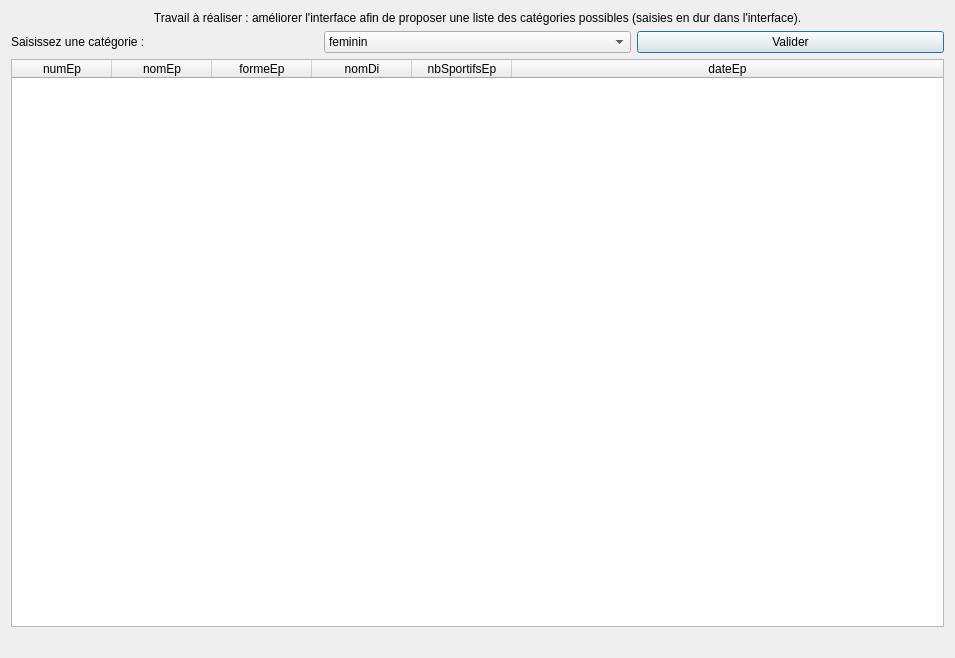
First picture: the form in gui/fct_comp_2.ui, repository wen9xin/s5BDProjt, before the edit.
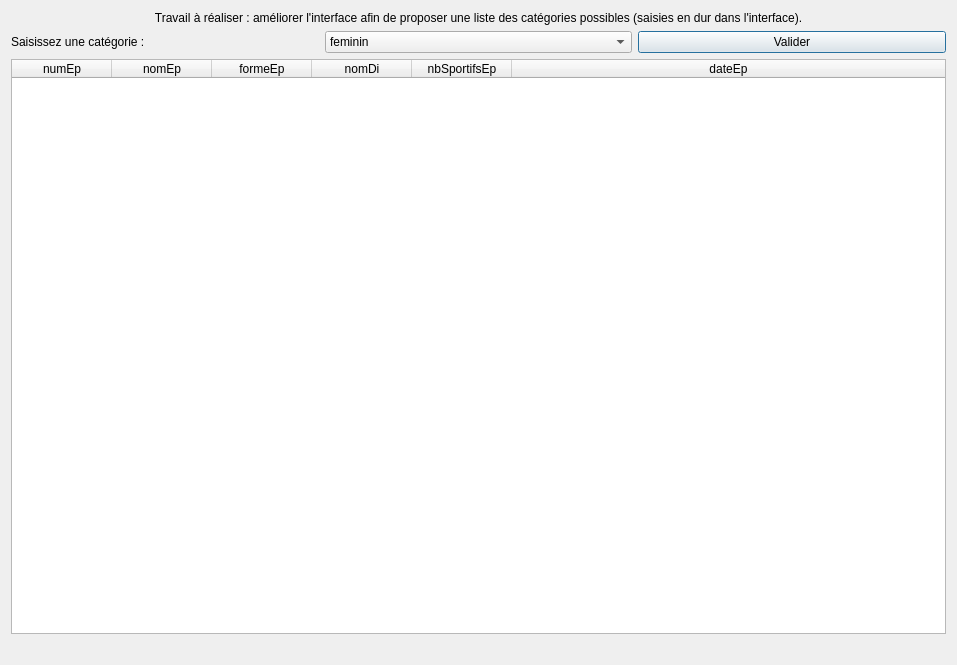
Second picture: the form after the edit.

The edit to the form file:
```diff
--- a/gui/fct_comp_2.ui
+++ b/gui/fct_comp_2.ui
@@ -6,8 +6,8 @@
    <rect>
     <x>0</x>
     <y>0</y>
-    <width>955</width>
-    <height>658</height>
+    <width>957</width>
+    <height>665</height>
    </rect>
   </property>
   <property name="windowTitle">
```
